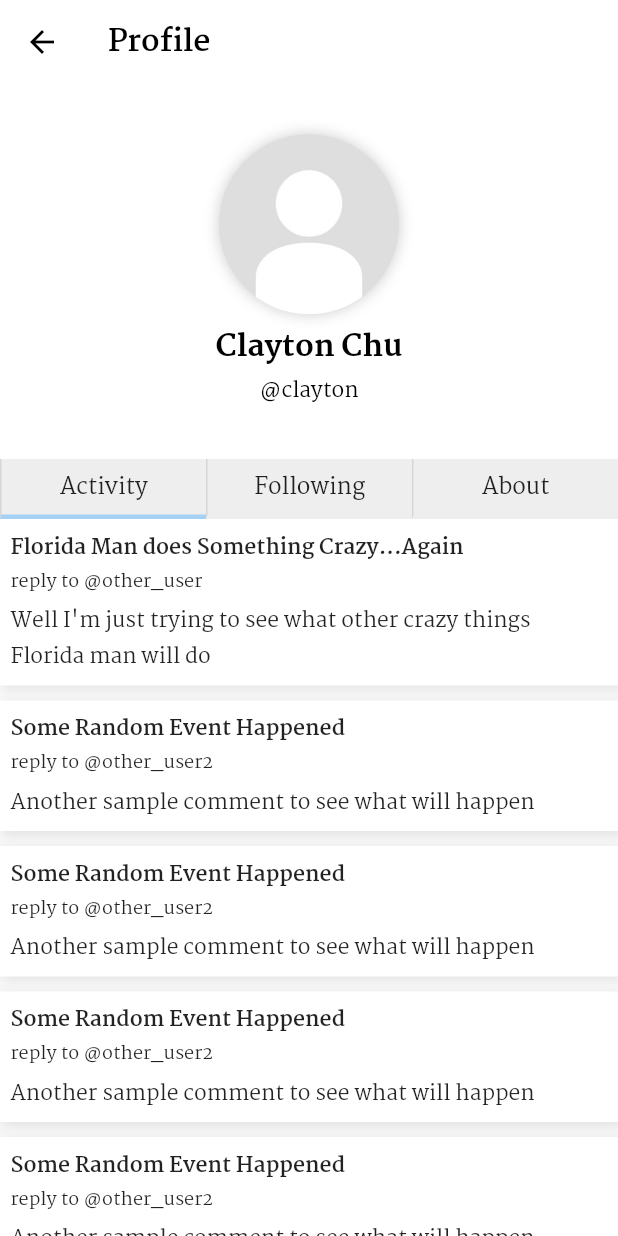
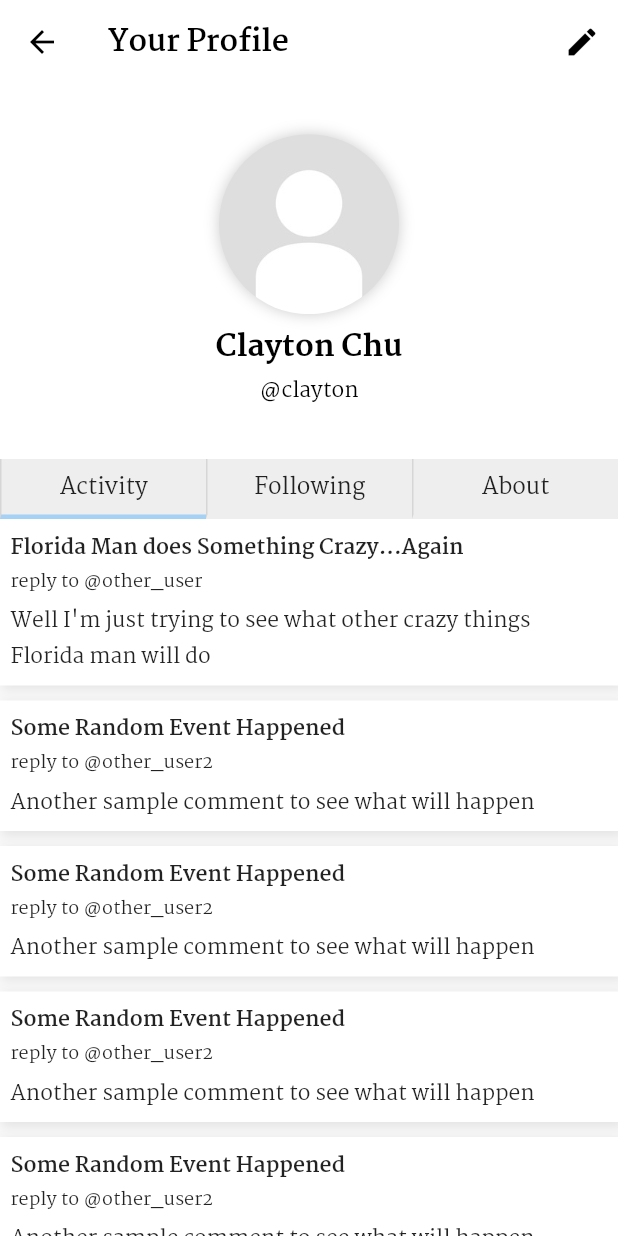
Before and after one commit to CS130-W20/team-B6, a Flutter app: the ProfilePage screen opened directly, on a phone screen of 412 x 824 dp. Run offline on Flutter 3.47's test engine with Material 2 defaults, Android fonts, the phone set to English and light mode, and no system bars; our stand-ins replace flutter_form_builder.

Commit message:
Add ability to edit profile name and email

```diff
--- /dev/null
+++ b/frontend/lib/profile/profile_page.dart
@@ -0,0 +1,59 @@
+import 'package:flutter/material.dart';
+import 'package:outlook/profile/cover.dart';
+import 'package:outlook/profile/edit_profile_page.dart';
+import 'package:outlook/profile/section-control/section_control.dart';
+import 'package:outlook/user_state.dart';
+import 'package:provider/provider.dart';
+
+class ProfilePage extends StatefulWidget {
+  ProfilePage({Key key}): super(key: key);
+
+  final String name = "Your Profile";
+
+  @override
+  _ProfilePageState createState() => _ProfilePageState();
+}
+
+class _ProfilePageState extends State<ProfilePage> {
+
+  @override
+  Widget build(BuildContext context) {
+    return Consumer<UserState>(
+      builder: (context, userState, child) {
+        return Scaffold(
+            appBar: AppBar(
+              // Here we take the value from the MyHomePage object that was created by
+              // the App.build method, and use it to set our appbar title.
+              title: Text(widget.name,
+                  style: TextStyle(
+                      color: Colors.black,
+                      fontWeight: FontWeight.bold
+                  )
+              ),
+              actions: <Widget>[
+                IconButton(
+                  icon: Icon(Icons.mode_edit),
+                  onPressed: () {
+                    Navigator.push(context, MaterialPageRoute(builder: (context) => EditProfilePage()));
+                  },
+                )
+              ],
+              iconTheme: IconThemeData(
+                  color: Colors.black
+              ),
+              backgroundColor: Colors.white,
+              elevation: 0,
+            ),
+            body: Column(
+                children: <Widget>[
+                  Cover(name: userState.name, username: userState.username),
+                  Flexible(
+                      child: SectionControl()
+                  )
+                ]
+            )
+        );
+      }
+    );
+  }
+}
--- a/frontend/lib/profile/profilepage.dart
+++ /dev/null
@@ -1,44 +0,0 @@
-import 'package:flutter/material.dart';
-import 'package:outlook/profile/cover.dart';
-import 'package:outlook/profile/section-control/sectionControl.dart';
-
-class ProfilePage extends StatefulWidget {
-  ProfilePage({Key key}): super(key: key);
-
-  final String name = "Profile";
-
-  @override
-  _ProfilePageState createState() => _ProfilePageState();
-}
-
-class _ProfilePageState extends State<ProfilePage> {
-
-  @override
-  Widget build(BuildContext context) {
-    return Scaffold(
-        appBar: AppBar(
-          // Here we take the value from the MyHomePage object that was created by
-          // the App.build method, and use it to set our appbar title.
-          title: Text(widget.name,
-              style: TextStyle(
-                  color: Colors.black,
-                  fontWeight: FontWeight.bold
-              )
-          ),
-          iconTheme: IconThemeData(
-            color: Colors.black
-          ),
-          backgroundColor: Colors.white,
-          elevation: 0,
-        ),
-        body: Column(
-            children: <Widget>[
-              Cover(name: 'Clayton Chu', username: 'clayton'),
-              Flexible(
-                child: SectionControl()
-              )
-            ]
-        )
-    );
-  }
-}
--- a/frontend/lib/profile/section-control/sectionControl.dart
+++ b/frontend/lib/profile/section-control/section_control.dart
@@ -1,7 +1,7 @@
 import 'package:flutter/material.dart';
 import 'package:outlook/profile/sections/activity.dart';
 import 'package:outlook/profile/sections/following.dart';
-import 'package:outlook/profile/section-control/sectionControlNav.dart';
+import 'package:outlook/profile/section-control/section_control_nav.dart';
 import 'package:outlook/profile/sections/about.dart';
 
 PageController _controller = PageController(initialPage: 0);
@@ -26,21 +26,6 @@ class _SectionControlState extends State<SectionControl> {
 
   @override
   Widget build(BuildContext context) {
-    Widget section;
-    switch (currentPage) {
-      case 0:
-        section = ActivitySection();
-        break;
-      case 1:
-        section = FollowingSection();
-        break;
-      case 2:
-        section = AboutSection(description: 'hello this is my description and it spans multiple rows just trying it out right now');
-        break;
-      default:
-        section = Text('No information available.');
-    }
-
     return Column(
       children: <Widget>[
         SectionControlNav(changeSection: _changeSection, currentPage: currentPage),
--- a/frontend/lib/profile/section-control/sectionControlNav.dart
+++ b/frontend/lib/profile/section-control/section_control_nav.dart
@@ -4,7 +4,7 @@ class SectionControlNav extends StatelessWidget {
   SectionControlNav({Key key, this.changeSection, this.currentPage}): super(key: key);
 
   final Function changeSection;
-  int currentPage;
+  final int currentPage;
 
   @override
   Widget build(BuildContext context) {
@@ -43,7 +43,7 @@ class SectionControlButton extends StatelessWidget {
 
   final Function changeSection;
   final String name;
-  int currentPage;
+  final int currentPage;
   final int pageIndex;
 
   @override
--- /dev/null
+++ b/frontend/lib/user_state.dart
@@ -0,0 +1,18 @@
+import 'package:flutter/cupertino.dart';
+
+class UserState extends ChangeNotifier {
+
+  String name = "Clayton Chu";
+  String username = "clayton";
+  String email = "clayton@example.com";
+
+  void setName(String name) {
+    this.name = name;
+    notifyListeners();
+  }
+
+  void setEmail(String email) {
+    this.email = email;
+    notifyListeners();
+  }
+}
--- a/frontend/pubspec.yaml
+++ b/frontend/pubspec.yaml
@@ -19,6 +19,8 @@ environment:
 dependencies:
   flutter:
     sdk: flutter
+  flutter_form_builder:
+  provider:
 
   # The following adds the Cupertino Icons font to your application.
   # Use with the CupertinoIcons class for iOS style icons.
```
Also changed, not shown: frontend/lib/main.dart (+11 -2 lines), frontend/lib/profile/edit/edit_form.dart (added, +101 -0 lines), frontend/lib/profile/edit_profile_page.dart (added, +28 -0 lines), frontend/pubspec.lock.
